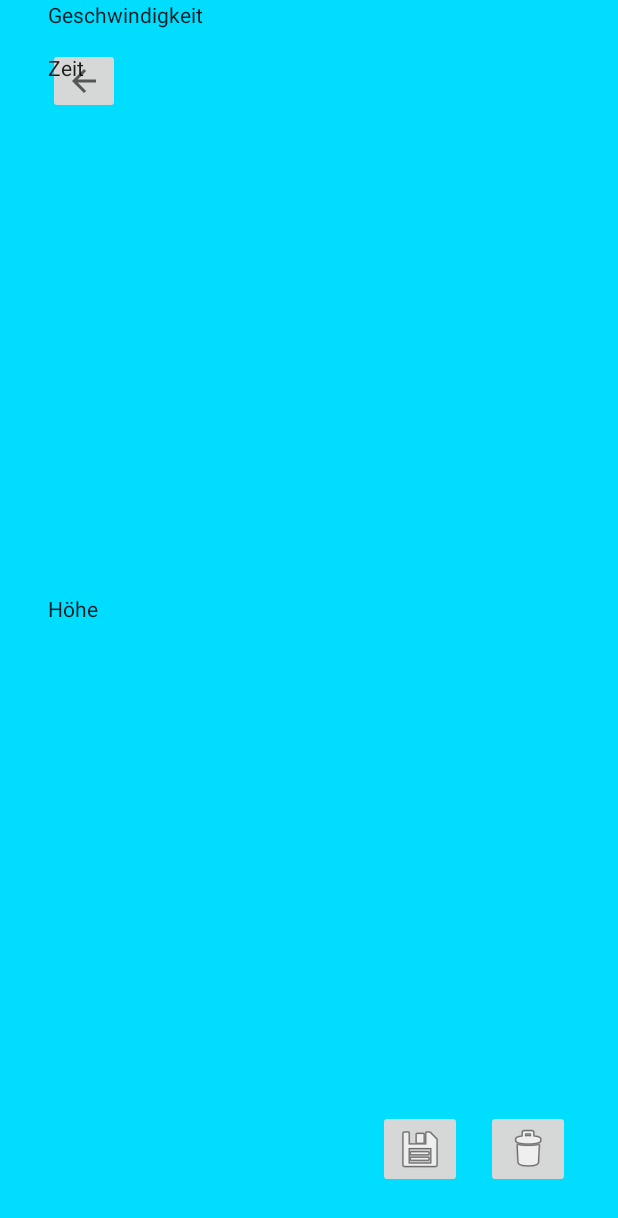
After one commit to bennistrati/iDrone, an Android app: the layout activity_after.xml on its own in the app's theme, with its tools: preview values and no code run, on a phone screen of 412 x 824 dp. The commit adds this screen. Shown: the top 1218 px of the screen. Run offline under Robolectric (Android 15) with nearby library versions, the phone set to English and light mode, and no system bars.

Commit message:
Finished basic layouts.

```diff
--- a/app/src/main/AndroidManifest.xml
+++ b/app/src/main/AndroidManifest.xml
@@ -17,7 +17,8 @@
             </intent-filter>
         </activity>
         <activity android:name=".SettingsActivity" />
-        <activity android:name=".ThrowActivity"></activity>
+        <activity android:name=".ThrowActivity" />
+        <activity android:name=".AfterActivity"></activity>
     </application>
 
 </manifest>
--- a/app/src/main/java/com/example/test/SettingsActivity.java
+++ b/app/src/main/java/com/example/test/AfterActivity.java
@@ -7,33 +7,35 @@ import android.view.View;
 import android.widget.Button;
 
 /* Usable xml-elements in this layout:
-Back-Button: ID: button_backSet
-Sound-ToggleButton: ID: button_sound
-Camera-ToggleButton: ID: button_camera
-Sound-Text: ID: text_sound
-Camera-Text: ID: text_camera
+Back-Button: ID: button_backAfter
+Final-Image: ID: image_final
+Save-Button: ID: button_save
+Delete-Button: ID: button_delete
+Velocity-Text: ID: text_velocity
+Time-Text: ID: text_time
+Height-Text: ID: text_height
 */
 
-public class SettingsActivity extends AppCompatActivity {
+public class AfterActivity extends AppCompatActivity {
 
     @Override
     protected void onCreate(Bundle savedInstanceState) {
         super.onCreate(savedInstanceState);
-        setContentView(R.layout.activity_settings);
+        setContentView(R.layout.activity_after);
 
-        Button button_backSet;
-        button_backSet = (Button) findViewById(R.id.button_backSet);
+        Button button_backAfter;
+        button_backAfter = (Button) findViewById(R.id.button_backAfter);
 
-        button_backSet.setOnClickListener(new View.OnClickListener() {
+        button_backAfter.setOnClickListener(new View.OnClickListener() {
             @Override
             public void onClick(View view){
                 launchMenu();
             }
         });
     }
-}
 
     private void launchMenu(){
         Intent intent = new Intent(this, MainActivity.class);
         startActivity(intent);
     }
+}
--- a/app/src/main/java/com/example/test/ThrowActivity.java
+++ b/app/src/main/java/com/example/test/ThrowActivity.java
@@ -1,7 +1,10 @@
 package com.example.test;
 
+import android.content.Intent;
 import android.support.v7.app.AppCompatActivity;
 import android.os.Bundle;
+import android.view.View;
+import android.widget.Button;
 
 /* Usable xml-elements in this layout:
 Back-Button: ID: button_backThrow;
@@ -13,5 +16,20 @@ public class ThrowActivity extends AppCompatActivity {
     protected void onCreate(Bundle savedInstanceState) {
         super.onCreate(savedInstanceState);
         setContentView(R.layout.activity_throw);
+
+        Button button_backThrow;
+        button_backThrow = (Button) findViewById(R.id.button_backThrow);
+
+        button_backThrow.setOnClickListener(new View.OnClickListener() {
+            @Override
+            public void onClick(View view){
+                launchMenu();
+            }
+        });
+    }
+
+    private void launchMenu(){
+        Intent intent = new Intent(this, MainActivity.class);
+        startActivity(intent);
     }
 }
--- /dev/null
+++ b/app/src/main/res/layout/activity_after.xml
@@ -0,0 +1,79 @@
+<?xml version="1.0" encoding="utf-8"?>
+<android.support.constraint.ConstraintLayout xmlns:android="http://schemas.android.com/apk/res/android"
+    xmlns:app="http://schemas.android.com/apk/res-auto"
+    xmlns:tools="http://schemas.android.com/tools"
+    android:layout_width="match_parent"
+    android:layout_height="match_parent"
+    tools:context="com.example.test.AfterActivity">
+
+    <ImageView
+        android:id="@+id/image_final"
+        android:layout_width="0dp"
+        android:layout_height="0dp"
+        app:layout_constraintBottom_toBottomOf="parent"
+        app:layout_constraintEnd_toEndOf="parent"
+        app:layout_constraintStart_toStartOf="parent"
+        app:layout_constraintTop_toTopOf="parent"
+        app:srcCompat="@android:color/holo_blue_bright" />
+
+    <ImageButton
+        android:id="@+id/button_backAfter"
+        android:layout_width="wrap_content"
+        android:layout_height="wrap_content"
+        android:layout_marginStart="32dp"
+        android:layout_marginTop="32dp"
+        app:layout_constraintStart_toStartOf="parent"
+        app:layout_constraintTop_toTopOf="parent"
+        app:srcCompat="?attr/actionModeCloseDrawable" />
+
+    <ImageButton
+        android:id="@+id/button_save"
+        android:layout_width="wrap_content"
+        android:layout_height="wrap_content"
+        android:layout_marginEnd="16dp"
+        app:layout_constraintEnd_toStartOf="@+id/button_delete"
+        app:layout_constraintTop_toTopOf="@+id/button_delete"
+        app:srcCompat="@android:drawable/ic_menu_save" />
+
+    <ImageButton
+        android:id="@+id/button_delete"
+        android:layout_width="wrap_content"
+        android:layout_height="wrap_content"
+        android:layout_marginBottom="32dp"
+        android:layout_marginEnd="32dp"
+        app:layout_constraintBottom_toBottomOf="parent"
+        app:layout_constraintEnd_toEndOf="parent"
+        app:srcCompat="@android:drawable/ic_menu_delete" />
+
+    <TextView
+        android:id="@+id/text_velocity"
+        android:layout_width="wrap_content"
+        android:layout_height="wrap_content"
+        android:layout_marginStart="32dp"
+        android:text="Geschwindigkeit"
+        android:textAppearance="@style/TextAppearance.AppCompat.Body1"
+        app:layout_constraintStart_toStartOf="parent"
+        tools:layout_editor_absoluteY="354dp" />
+
+    <TextView
+        android:id="@+id/text_time"
+        android:layout_width="wrap_content"
+        android:layout_height="wrap_content"
+        android:layout_marginTop="16dp"
+        android:text="Zeit"
+        android:textAppearance="@style/TextAppearance.AppCompat.Body1"
+        app:layout_constraintStart_toStartOf="@+id/text_velocity"
+        app:layout_constraintTop_toBottomOf="@+id/text_velocity" />
+
+    <TextView
+        android:id="@+id/text_height"
+        android:layout_width="wrap_content"
+        android:layout_height="wrap_content"
+        android:layout_marginTop="16dp"
+        android:text="Höhe"
+        android:textAppearance="@style/TextAppearance.AppCompat.Body1"
+        app:layout_constraintBottom_toTopOf="@+id/button_save"
+        app:layout_constraintStart_toStartOf="@+id/text_velocity"
+        app:layout_constraintTop_toBottomOf="@+id/text_time" />
+
+</android.support.constraint.ConstraintLayout>
--- a/app/src/main/res/layout/activity_throw.xml
+++ b/app/src/main/res/layout/activity_throw.xml
@@ -7,7 +7,7 @@
     tools:context="com.example.test.ThrowActivity">
 
     <ImageButton
-        android:id="@+id/imageButton"
+        android:id="@+id/button_backThrow"
         android:layout_width="wrap_content"
         android:layout_height="wrap_content"
         android:layout_marginStart="32dp"
```
